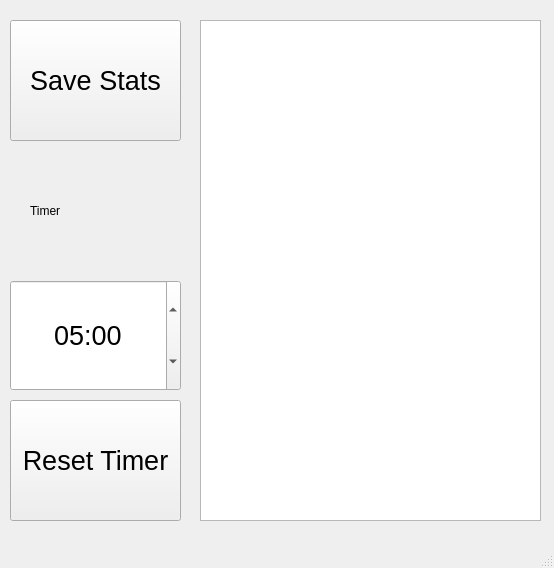
Inlucker/CollectStatistics, file mainwindow.ui: the form before one commit.
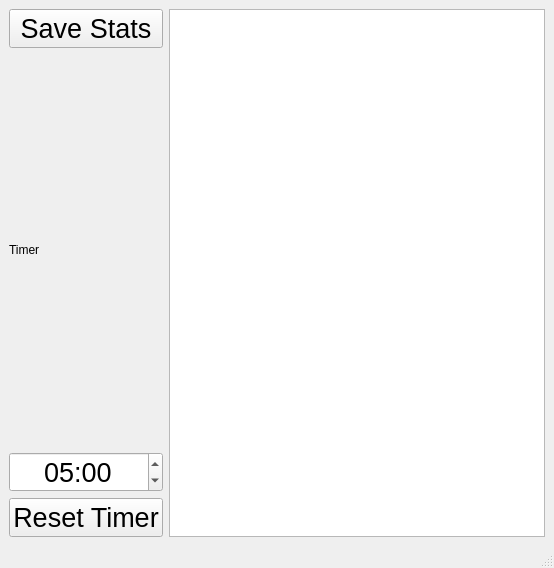
The form after the commit.

Commit message: added layouts in GUI, and fixed size for MainWindow

```diff
--- a/mainwindow.ui
+++ b/mainwindow.ui
@@ -10,19 +10,21 @@
     <height>568</height>
    </rect>
   </property>
+  <property name="sizePolicy">
+   <sizepolicy hsizetype="MinimumExpanding" vsizetype="Preferred">
+    <horstretch>0</horstretch>
+    <verstretch>0</verstretch>
+   </sizepolicy>
+  </property>
   <property name="windowTitle">
    <string>MainWindow</string>
   </property>
   <widget class="QWidget" name="centralwidget">
+   <layout class="QHBoxLayout" name="horizontalLayout">
+    <item>
+     <layout class="QVBoxLayout" name="verticalLayout_2">
+      <item>
    <widget class="QPushButton" name="pushButton">
-    <property name="geometry">
-     <rect>
-      <x>10</x>
-      <y>20</y>
-      <width>171</width>
-      <height>121</height>
-     </rect>
-    </property>
     <property name="font">
      <font>
       <pointsize>20</pointsize>
@@ -32,25 +34,9 @@
      <string>Save Stats</string>
     </property>
    </widget>
-   <widget class="QTableView" name="tableView">
-    <property name="geometry">
-     <rect>
-      <x>200</x>
-      <y>20</y>
-      <width>341</width>
-      <height>501</height>
-     </rect>
-    </property>
-   </widget>
+      </item>
+      <item>
    <widget class="QLabel" name="label">
-    <property name="geometry">
-     <rect>
-      <x>30</x>
-      <y>150</y>
-      <width>151</width>
-      <height>121</height>
-     </rect>
-    </property>
     <property name="text">
      <string>Timer</string>
     </property>
@@ -58,15 +44,9 @@
      <set>Qt::AlignLeading|Qt::AlignLeft|Qt::AlignVCenter</set>
     </property>
    </widget>
+      </item>
+      <item>
    <widget class="QTimeEdit" name="timeEdit">
-    <property name="geometry">
-     <rect>
-      <x>10</x>
-      <y>280</y>
-      <width>171</width>
-      <height>111</height>
-     </rect>
-    </property>
     <property name="font">
      <font>
       <pointsize>20</pointsize>
@@ -86,15 +66,9 @@
      </time>
     </property>
    </widget>
+      </item>
+      <item>
    <widget class="QPushButton" name="pushButton_2">
-    <property name="geometry">
-     <rect>
-      <x>10</x>
-      <y>400</y>
-      <width>171</width>
-      <height>121</height>
-     </rect>
-    </property>
     <property name="font">
      <font>
       <pointsize>20</pointsize>
@@ -104,6 +78,13 @@
      <string>Reset Timer</string>
     </property>
    </widget>
+      </item>
+     </layout>
+    </item>
+    <item>
+     <widget class="QTableView" name="tableView"/>
+    </item>
+   </layout>
   </widget>
   <widget class="QMenuBar" name="menubar">
    <property name="geometry">
```
Lines whose indentation alone changed are shown as unchanged. The commit also changes 1 other file.
